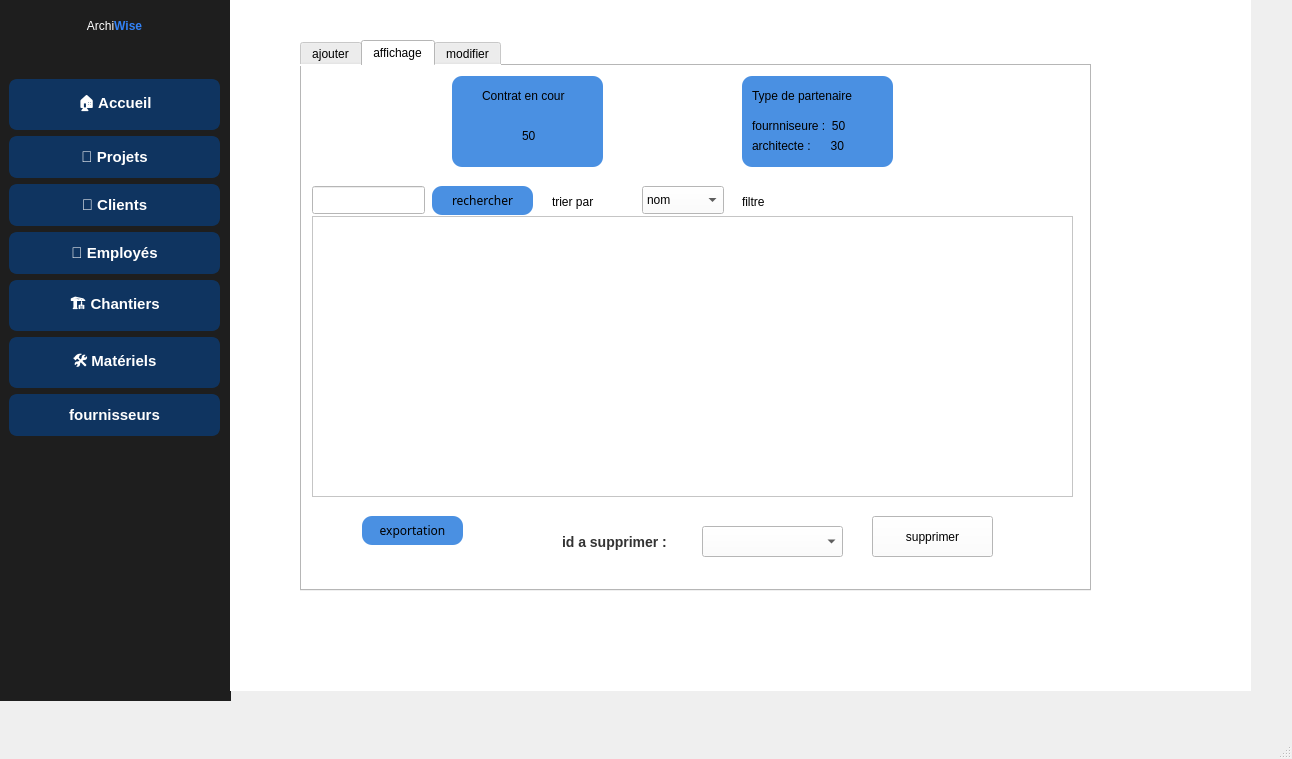
This is mainwindow.ui in ProjetCPP2425/2a20-archiwise as Qt 5 draws it before an edit. The edited form follows.
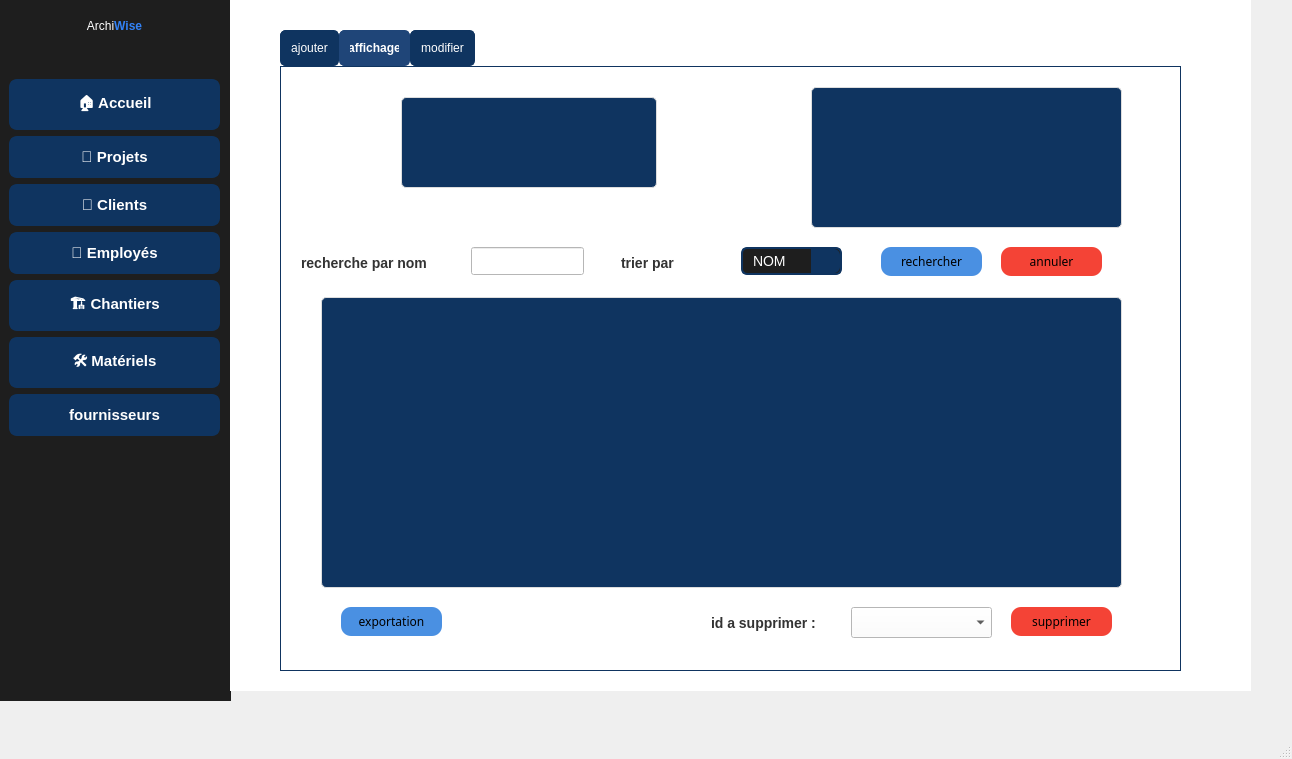
This is the edited form. The open tabs and pages were chosen to show the change. Icons and pictures are not drawn.

Diff of the .ui file:
```diff
--- a/mainwindow.ui
+++ b/mainwindow.ui
@@ -1641,15 +1641,65 @@
        <widget class="QTabWidget" name="tabWidget">
         <property name="geometry">
          <rect>
-          <x>60</x>
-          <y>50</y>
-          <width>791</width>
-          <height>551</height>
+          <x>40</x>
+          <y>40</y>
+          <width>901</width>
+          <height>641</height>
          </rect>
         </property>
         <property name="whatsThis">
          <string/>
         </property>
+        <property name="styleSheet">
+         <string notr="true">/* Style pour le QTabWidget */
+QTabWidget {
+    background-color: #0f3460;  /* Couleur de fond du QTabWidget */
+    border: 1px solid #0f3460;  /* Bordure autour du QTabWidget */
+    padding: 2px;
+}
+
+/* Style pour les onglets (tab) */
+QTabBar::tab {
+    background-color: #0f3460; /* Couleur de fond des onglets */
+    color: white;              /* Texte en blanc */
+    padding: 10px;
+    border: 1px solid #0f3460; /* Bordure des onglets */
+    border-radius: 5px;        /* Bords arrondis des onglets */
+}
+
+/* Effet au survol d'un onglet */
+QTabBar::tab:hover {
+    background-color: #3a4d79;  /* Couleur de fond lors du survol */
+    color: white;               /* Texte en blanc lors du survol */
+}
+
+/* Style pour l'onglet sélectionné */
+QTabBar::tab:selected {
+    background-color: #1f4578; /* Couleur de fond de l'onglet sélectionné */
+    color: white;              /* Texte en blanc */
+    font-weight: bold;         /* Mettre le texte en gras */
+    border-color: #1f4578;     /* Bordure de l'onglet sélectionné */
+}
+
+/* Style pour la bordure de l'onglet */
+QTabWidget::pane {
+    border: 1px solid #0f3460;  /* Bordure de la zone contenant les onglets */
+    background-color: #0f3460;  /* Fond de la zone des onglets */
+}
+
+/* Style des boutons de navigation (s'ils existent, par exemple pour un onglet fermé) */
+QTabBar::close-button {
+    image: url(close.png); /* Image pour le bouton de fermeture */
+    width: 16px;
+    height: 16px;
+}
+
+/* Survol du bouton de fermeture */
+QTabBar::close-button:hover {
+    image: url(close_hover.png); /* Image de survol */
+}
+</string>
+        </property>
         <property name="currentIndex">
          <number>2</number>
         </property>
@@ -1962,8 +2012,8 @@
          <widget class="QLineEdit" name="lineEdit_22">
           <property name="geometry">
            <rect>
-            <x>10</x>
-            <y>120</y>
+            <x>190</x>
+            <y>180</y>
             <width>113</width>
             <height>28</height>
            </rect>
@@ -1975,8 +2025,8 @@
          <widget class="QPushButton" name="pushButton_13">
           <property name="geometry">
            <rect>
-            <x>130</x>
-            <y>120</y>
+            <x>600</x>
+            <y>180</y>
             <width>101</width>
             <height>29</height>
            </rect>
@@ -2003,7 +2053,7 @@
           <property name="geometry">
            <rect>
             <x>60</x>
-            <y>450</y>
+            <y>540</y>
             <width>101</width>
             <height>29</height>
            </rect>
@@ -2026,39 +2076,58 @@
            <string>exportation</string>
           </property>
          </widget>
-         <widget class="QLabel" name="label_29">
+         <widget class="QComboBox" name="comboBoxTrierPar">
           <property name="geometry">
            <rect>
-            <x>250</x>
-            <y>120</y>
-            <width>63</width>
-            <height>31</height>
-           </rect>
-          </property>
-          <property name="styleSheet">
-           <string notr="true">
-color: rgb(0, 0, 0);</string>
-          </property>
-          <property name="text">
-           <string>trier par</string>
-          </property>
-         </widget>
-         <widget class="QComboBox" name="comboBox">
-          <property name="geometry">
-           <rect>
-            <x>340</x>
-            <y>120</y>
-            <width>82</width>
+            <x>460</x>
+            <y>180</y>
+            <width>101</width>
             <height>28</height>
            </rect>
           </property>
           <property name="styleSheet">
-           <string notr="true">background-color: rgb(255, 255, 255);
-color: rgb(0, 0, 0);</string>
+           <string notr="true">QComboBox {
+    background-color: #1e1e1e;        /* Fond noir/gris foncé */
+    color: #ffffff;                   /* Texte blanc */
+    border: 2px solid #0f3460;        /* Bordure bleue */
+    border-radius: 6px;               /* Coins arrondis */
+    padding: 6px 10px;                /* Espacement interne */
+    font-size: 14px;
+}
+
+QComboBox:hover {
+    background-color: #2a2a2a;        /* Léger éclaircissement au survol */
+    border: 2px solid #3d8eb9;        /* Bordure bleu clair au survol */
+}
+
+QComboBox::drop-down {
+    subcontrol-origin: padding;
+    subcontrol-position: top right;
+    width: 28px;
+    border-left: 1px solid #0f3460;
+    background-color: #0f3460;        /* Bouton bleu */
+    border-top-right-radius: 6px;
+    border-bottom-right-radius: 6px;
+}
+
+QComboBox::down-arrow {
+    image: url(:/icons/down-arrow.png); /* Icône perso ou retirer cette ligne */
+    width: 10px;
+    height: 10px;
+}
+
+QComboBox QAbstractItemView {
+    background-color: #1e1e1e;        /* Fond de la liste déroulante */
+    color: white;
+    selection-background-color: #0f3460;
+    selection-color: white;
+    border: 1px solid #0f3460;
+}
+</string>
           </property>
           <item>
            <property name="text">
-            <string>nom</string>
+            <string>NOM</string>
            </property>
           </item>
           <item>
@@ -2066,182 +2135,61 @@
             <string>adresse</string>
            </property>
           </item>
-         </widget>
-         <widget class="QLabel" name="label_30">
-          <property name="geometry">
-           <rect>
-            <x>440</x>
-            <y>120</y>
-            <width>63</width>
-            <height>31</height>
-           </rect>
-          </property>
-          <property name="styleSheet">
-           <string notr="true">
-color: rgb(0, 0, 0);</string>
-          </property>
-          <property name="text">
-           <string>filtre</string>
-          </property>
-         </widget>
-         <widget class="QFrame" name="frame_4">
-          <property name="geometry">
-           <rect>
-            <x>150</x>
-            <y>10</y>
-            <width>151</width>
-            <height>91</height>
-           </rect>
-          </property>
-          <property name="styleSheet">
-           <string notr="true">color: rgb(0, 0, 0);
-background-color: #4A90E2
-;
-border-radius:10px;</string>
-          </property>
-          <property name="frameShape">
-           <enum>QFrame::Shape::StyledPanel</enum>
-          </property>
-          <property name="frameShadow">
-           <enum>QFrame::Shadow::Raised</enum>
-          </property>
-          <widget class="QLabel" name="label_31">
-           <property name="geometry">
-            <rect>
-             <x>30</x>
-             <y>10</y>
-             <width>111</width>
-             <height>20</height>
-            </rect>
-           </property>
+          <item>
            <property name="text">
-            <string>Contrat en cour</string>
+            <string>DATEFIN</string>
            </property>
-          </widget>
-          <widget class="QLabel" name="label_32">
-           <property name="geometry">
-            <rect>
-             <x>70</x>
-             <y>50</y>
-             <width>63</width>
-             <height>20</height>
-            </rect>
-           </property>
-           <property name="text">
-            <string>50</string>
-           </property>
-          </widget>
-         </widget>
-         <widget class="QFrame" name="frame_5">
-          <property name="geometry">
-           <rect>
-            <x>440</x>
-            <y>10</y>
-            <width>151</width>
-            <height>91</height>
-           </rect>
-          </property>
-          <property name="styleSheet">
-           <string notr="true">color: rgb(0, 0, 0);
-background-color: #4A90E2
-;
-border-radius:10px;</string>
-          </property>
-          <property name="frameShape">
-           <enum>QFrame::Shape::StyledPanel</enum>
-          </property>
-          <property name="frameShadow">
-           <enum>QFrame::Shadow::Raised</enum>
-          </property>
-          <widget class="QLabel" name="label_33">
-           <property name="geometry">
-            <rect>
-             <x>10</x>
-             <y>10</y>
-             <width>131</width>
-             <height>20</height>
-            </rect>
-           </property>
-           <property name="text">
-            <string>Type de partenaire</string>
-           </property>
-          </widget>
-          <widget class="QLabel" name="label_34">
-           <property name="geometry">
-            <rect>
-             <x>10</x>
-             <y>40</y>
-             <width>131</width>
-             <height>20</height>
-            </rect>
-           </property>
-           <property name="text">
-            <string>fournniseure :  50</string>
-           </property>
-          </widget>
-          <widget class="QLabel" name="label_35">
-           <property name="geometry">
-            <rect>
-             <x>10</x>
-             <y>60</y>
-             <width>121</width>
-             <height>20</height>
-            </rect>
-           </property>
-           <property name="text">
-            <string>architecte :      30</string>
-           </property>
-          </widget>
+          </item>
          </widget>
          <widget class="QTableView" name="tableView1">
           <property name="geometry">
            <rect>
-            <x>10</x>
-            <y>150</y>
-            <width>761</width>
-            <height>281</height>
-           </rect>
-          </property>
-         </widget>
-         <widget class="QPushButton" name="supprimerr">
-          <property name="geometry">
-           <rect>
-            <x>570</x>
-            <y>450</y>
-            <width>121</width>
-            <height>41</height>
+            <x>40</x>
+            <y>230</y>
+            <width>801</width>
+            <height>291</height>
            </rect>
           </property>
           <property name="styleSheet">
-           <string notr="true">QPushButton {
-    background-color: #f44336; /* Fond rouge */
-    color: white; /* Texte blanc */
-    font-size: 14px; /* Taille de la police */
-    font-weight: bold; /* Texte en gras */
-    border: none; /* Pas de bordure */
-    border-radius: 5px; /* Coins arrondis */
-    padding: 10px 20px; /* Espace intérieur */
-border-radius:10px;
+           <string notr="true">QTableView {
+    border: 1px solid #dddddd;             /* Bordure légère */
+    border-radius: 5px;                    /* Coins arrondis */
+    background-color: #0f3460;             /* Couleur de fond personnalisée en bleu foncé */
+    font-size: 12px;                       /* Taille de police */
+    padding: 5px;                          /* Espacement interne */
+    color: white;                          /* Couleur du texte blanc pour contraste */
 }
 
-QPushButton:hover {
-    background-color: #d32f2f; /* Fond rouge foncé au survol */
+QTableView::item {
+    padding: 5px;
+    color: white;                          /* Assurer que le texte dans les items est visible */
 }
 
-QPushButton:pressed {
-    background-color: #b71c1c; /* Fond rouge très foncé au clic */
+QTableView::item:selected {
+    background-color: #3d8eb9;             /* Couleur de fond de la sélection */
+    color: white;                          /* Couleur du texte sélectionné en blanc */
 }
-border-radius:10px;</string>
-          </property>
-          <property name="text">
-           <string>supprimer</string>
+
+QHeaderView::section {
+    background-color: #1e2a47;             /* Couleur de fond légèrement plus claire pour les en-têtes */
+    padding: 5px;
+    font-weight: bold;                     /* Police en gras pour les en-têtes */
+    border: 1px solid #cccccc;             /* Bordure autour des en-têtes */
+    color: white;                          /* Couleur du texte dans les en-têtes */
+}
+
+QTableView QTableCornerButton::section {
+    background-color: #1e2a47;             /* Couleur du coin en haut à gauche pour correspondre aux en-têtes */
+    color: white;                          /* Texte blanc pour le coin */
+}
+</string>
           </property>
          </widget>
          <widget class="QLabel" name="label_41">
           <property name="geometry">
            <rect>
-            <x>260</x>
-            <y>460</y>
+            <x>430</x>
+            <y>540</y>
             <width>141</width>
             <height>31</height>
            </rect>
@@ -2260,13 +2208,195 @@
          <widget class="QComboBox" name="comboBoxPartenaires_2">
           <property name="geometry">
            <rect>
-            <x>400</x>
-            <y>460</y>
+            <x>570</x>
+            <y>540</y>
             <width>141</width>
             <height>31</height>
            </rect>
           </property>
          </widget>
+         <widget class="QTableView" name="tableView">
+          <property name="geometry">
+           <rect>
+            <x>530</x>
+            <y>20</y>
+            <width>311</width>
+            <height>141</height>
+           </rect>
+          </property>
+          <property name="styleSheet">
+           <string notr="true">QTableView {
+    border: 1px solid #dddddd;             /* Bordure légère */
+    border-radius: 5px;                    /* Coins arrondis */
+    background-color: #0f3460;             /* Couleur de fond personnalisée en bleu foncé */
+    font-size: 12px;                       /* Taille de police */
+    padding: 5px;                          /* Espacement interne */
+    color: white;                          /* Couleur du texte blanc pour contraste */
+}
+
+QTableView::item {
+    padding: 5px;
+    color: white;                          /* Assurer que le texte dans les items est visible */
+}
+
+QTableView::item:selected {
+    background-color: #3d8eb9;             /* Couleur de fond de la sélection */
+    color: white;                          /* Couleur du texte sélectionné en blanc */
+}
+
+QHeaderView::section {
+    background-color: #1e2a47;             /* Couleur de fond légèrement plus claire pour les en-têtes */
+    padding: 5px;
+    font-weight: bold;                     /* Police en gras pour les en-têtes */
+    border: 1px solid #cccccc;             /* Bordure autour des en-têtes */
+    color: white;                          /* Couleur du texte dans les en-têtes */
+}
+
+QTableView QTableCornerButton::section {
+    background-color: #1e2a47;             /* Couleur du coin en haut à gauche pour correspondre aux en-têtes */
+    color: white;                          /* Texte blanc pour le coin */
+}
+</string>
+          </property>
+         </widget>
+         <widget class="QTableView" name="tableViewContrats">
+          <property name="geometry">
+           <rect>
+            <x>120</x>
+            <y>30</y>
+            <width>256</width>
+            <height>91</height>
+           </rect>
+          </property>
+          <property name="styleSheet">
+           <string notr="true">QTableView {
+    border: 1px solid #dddddd;             /* Bordure légère */
+    border-radius: 5px;                    /* Coins arrondis */
+    background-color: #0f3460;             /* Couleur de fond personnalisée en bleu foncé */
+    font-size: 12px;                       /* Taille de police */
+    padding: 5px;                          /* Espacement interne */
+    color: white;                          /* Couleur du texte blanc pour contraste */
+}
+
+QTableView::item {
+    padding: 5px;
+    color: white;                          /* Assurer que le texte dans les items est visible */
+}
+
+QTableView::item:selected {
+    background-color: #3d8eb9;             /* Couleur de fond de la sélection */
+    color: white;                          /* Couleur du texte sélectionné en blanc */
+}
+
+QHeaderView::section {
+    background-color: #1e2a47;             /* Couleur de fond légèrement plus claire pour les en-têtes */
+    padding: 5px;
+    font-weight: bold;                     /* Police en gras pour les en-têtes */
+    border: 1px solid #cccccc;             /* Bordure autour des en-têtes */
+    color: white;                          /* Couleur du texte dans les en-têtes */
+}
+
+QTableView QTableCornerButton::section {
+    background-color: #1e2a47;             /* Couleur du coin en haut à gauche pour correspondre aux en-têtes */
+    color: white;                          /* Texte blanc pour le coin */
+}
+</string>
+          </property>
+         </widget>
+         <widget class="QLabel" name="label_16">
+          <property name="geometry">
+           <rect>
+            <x>20</x>
+            <y>180</y>
+            <width>141</width>
+            <height>31</height>
+           </rect>
+          </property>
+          <property name="styleSheet">
+           <string notr="true">QLabel {
+    font-size: 14px; /* Taille de la police */
+    font-weight: bold; /* Texte en gras */
+    color: #333333; /* Couleur du texte gris foncé */
+}</string>
+          </property>
+          <property name="text">
+           <string>recherche par nom</string>
+          </property>
+         </widget>
+         <widget class="QLabel" name="label_24">
+          <property name="geometry">
+           <rect>
+            <x>340</x>
+            <y>180</y>
+            <width>111</width>
+            <height>31</height>
+           </rect>
+          </property>
+          <property name="styleSheet">
+           <string notr="true">QLabel {
+    font-size: 14px; /* Taille de la police */
+    font-weight: bold; /* Texte en gras */
+    color: #333333; /* Couleur du texte gris foncé */
+}</string>
+          </property>
+          <property name="text">
+           <string>trier par</string>
+          </property>
+         </widget>
+         <widget class="QPushButton" name="annuler_recherche">
+          <property name="geometry">
+           <rect>
+            <x>720</x>
+            <y>180</y>
+            <width>101</width>
+            <height>29</height>
+           </rect>
+          </property>
+          <property name="font">
+           <font>
+            <family>Segoe Print</family>
+           </font>
+          </property>
+          <property name="focusPolicy">
+           <enum>Qt::FocusPolicy::NoFocus</enum>
+          </property>
+          <property name="styleSheet">
+           <string notr="true">color: rgb(0, 0, 0);
+background-color: #f44336;
+;
+border-radius:10px;</string>
+          </property>
+          <property name="text">
+           <string>annuler</string>
+          </property>
+         </widget>
+         <widget class="QPushButton" name="supprimerr">
+          <property name="geometry">
+           <rect>
+            <x>730</x>
+            <y>540</y>
+            <width>101</width>
+            <height>29</height>
+           </rect>
+          </property>
+          <property name="font">
+           <font>
+            <family>Segoe Print</family>
+           </font>
+          </property>
+          <property name="focusPolicy">
+           <enum>Qt::FocusPolicy::NoFocus</enum>
+          </property>
+          <property name="styleSheet">
+           <string notr="true">color: rgb(0, 0, 0);
+background-color: #f44336;
+;
+border-radius:10px;</string>
+          </property>
+          <property name="text">
+           <string>supprimer</string>
+          </property>
+         </widget>
         </widget>
         <widget class="QWidget" name="tab">
          <attribute name="title">
```
Left out of the diff: 90 changed lines with no effect on the pictures.
